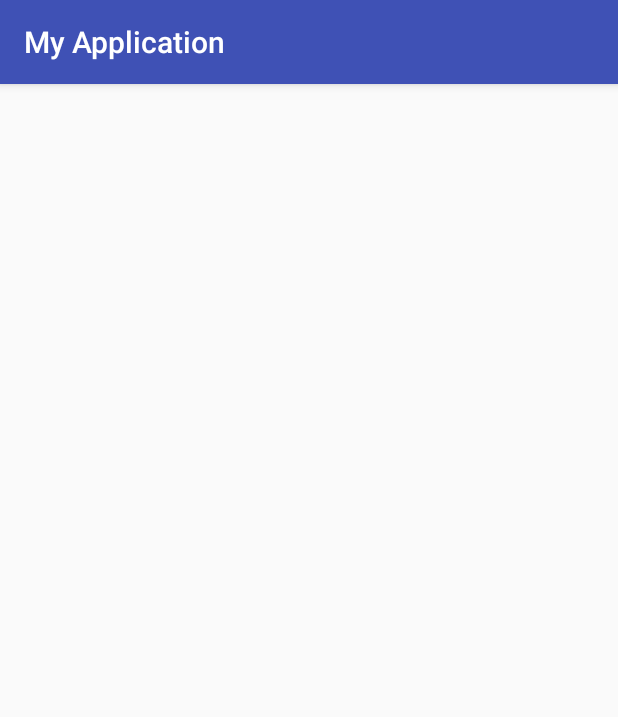
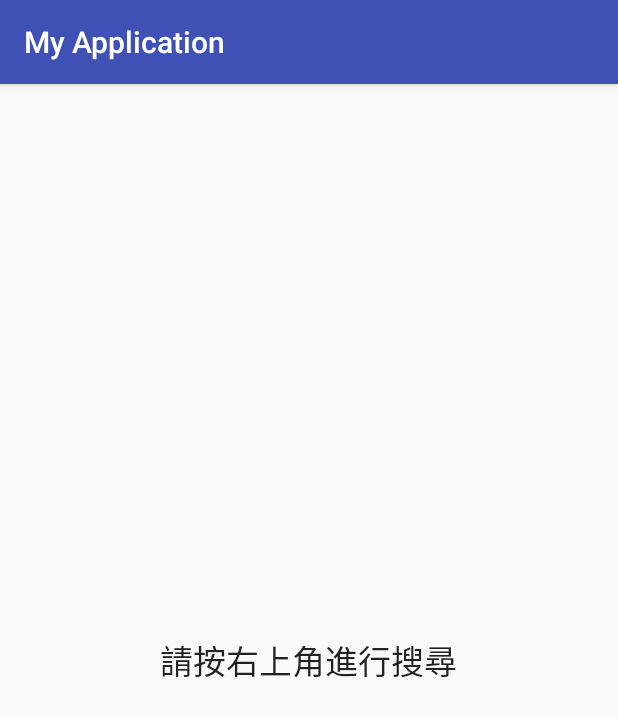
Before and after one commit to gary9716/ISTP_android_268, an Android app: the fragment PokemonSearchFragment shown on its own in the app's theme, on a phone screen of 412 x 824 dp. Shown: the top 717 px of the screen. Run offline under Robolectric (Android 15) with nearby library versions, the phone set to English and light mode, and no system bars; libraries missing offline, so code that uses them is left out: com.parse; 1 statement that could not run was skipped.

Commit message:
finish part of searchFragment and layout design

```diff
--- a/app/src/main/java/com/example/user/myapplication/fragment/PokemonSearchFragment.java
+++ b/app/src/main/java/com/example/user/myapplication/fragment/PokemonSearchFragment.java
@@ -2,10 +2,23 @@ package com.example.user.myapplication.fragment;
 
 import android.app.AlertDialog;
 import android.app.Fragment;
+import android.os.Bundle;
+import android.support.annotation.Nullable;
+import android.view.LayoutInflater;
 import android.view.View;
+import android.view.ViewGroup;
+import android.widget.ListView;
 import android.widget.TextView;
+import android.widget.Toast;
+
+import com.example.user.myapplication.R;
+import com.example.user.myapplication.model.PokemonType;
+import com.example.user.myapplication.model.SearchPokemonInfo;
+import com.parse.GetCallback;
+import com.parse.ParseException;
 
 import java.util.ArrayList;
+import java.util.List;
 
 /**
  * Created by user on 2016/8/11.
@@ -16,11 +29,73 @@ public class PokemonSearchFragment extends Fragment {
     View fragmentView;
     TextView infoText;
     public ArrayList<String> typeList = null;
+    ArrayList<SearchPokemonInfo> searchResult = new ArrayList<>();
+    ListView listView;
+
+    public static PokemonSearchFragment newInstance() {
+
+        Bundle args = new Bundle();
+        PokemonSearchFragment fragment = new PokemonSearchFragment();
+        fragment.setArguments(args);
+        return fragment;
+    }
+
+    @Override
+    public void onCreate(Bundle savedInstanceState) {
+        super.onCreate(savedInstanceState);
+        setHasOptionsMenu(true);
+        setMenuVisibility(false);
+
+        PokemonType.getQuery().getFirstInBackground(new GetCallback<PokemonType>() {
+            @Override
+            public void done(PokemonType object, ParseException e) {
+                if (e == null) {
+                    typeList = object.getTypeArray();
+                    if (typeList != null) {
+                        setMenuVisibility(true);
+                    } else {
+                        setMenuVisibility(false);
+                        Toast.makeText(getActivity(), "沒抓到屬性列表,確保網路是開啟的", Toast.LENGTH_LONG).show();
+                    }
+                } else { //error happened
+                    setMenuVisibility(false);
+                    Toast.makeText(getActivity(), "沒抓到屬性列表,確保網路是開啟的", Toast.LENGTH_LONG).show();
+                }
+            }
+        });
 
 
+    }
 
+    public void hideOrShowInfoText(ArrayList<SearchPokemonInfo> result) {
+        if(infoText != null) {
+            if(result.size() == 0) {
+                infoText.setVisibility(View.VISIBLE);
+            }
+            else {
+                infoText.setVisibility(View.INVISIBLE);
+            }
+        }
+    }
 
+    @Nullable
+    @Override
+    public View onCreateView(LayoutInflater inflater, ViewGroup container, Bundle savedInstanceState) {
+        super.onCreateView(inflater, container, savedInstanceState);
 
+        if(fragmentView == null) {
+            fragmentView = inflater.inflate(R.layout.fragment_search, container, false);
+            listView = (ListView)fragmentView.findViewById(R.id.listView2);
+            //TODO: set adapter
+            infoText = (TextView)fragmentView.findViewById(R.id.infoText);
+        }
 
+        hideOrShowInfoText(searchResult);
 
+        if(searchDialog == null) {
+
+        }
+
+        return fragmentView;
+    }
 }
--- /dev/null
+++ b/app/src/main/res/layout/fragment_search.xml
@@ -0,0 +1,17 @@
+<?xml version="1.0" encoding="utf-8"?>
+<FrameLayout xmlns:android="http://schemas.android.com/apk/res/android"
+    android:layout_width="match_parent" android:layout_height="match_parent">
+
+    <TextView
+        android:layout_width="wrap_content"
+        android:layout_height="wrap_content"
+        android:textAppearance="?android:attr/textAppearanceLarge"
+        android:text="請按右上角進行搜尋"
+        android:id="@+id/infoText"
+        android:layout_gravity="center" />
+
+    <ListView
+        android:layout_width="wrap_content"
+        android:layout_height="wrap_content"
+        android:id="@+id/listView2" />
+</FrameLayout>
```
Also changed, not shown: app/src/main/res/layout/search_form.xml (added, +68 -0 lines), app/src/main/res/menu/search_fragment_menu.xml (added, +9 -0 lines).
